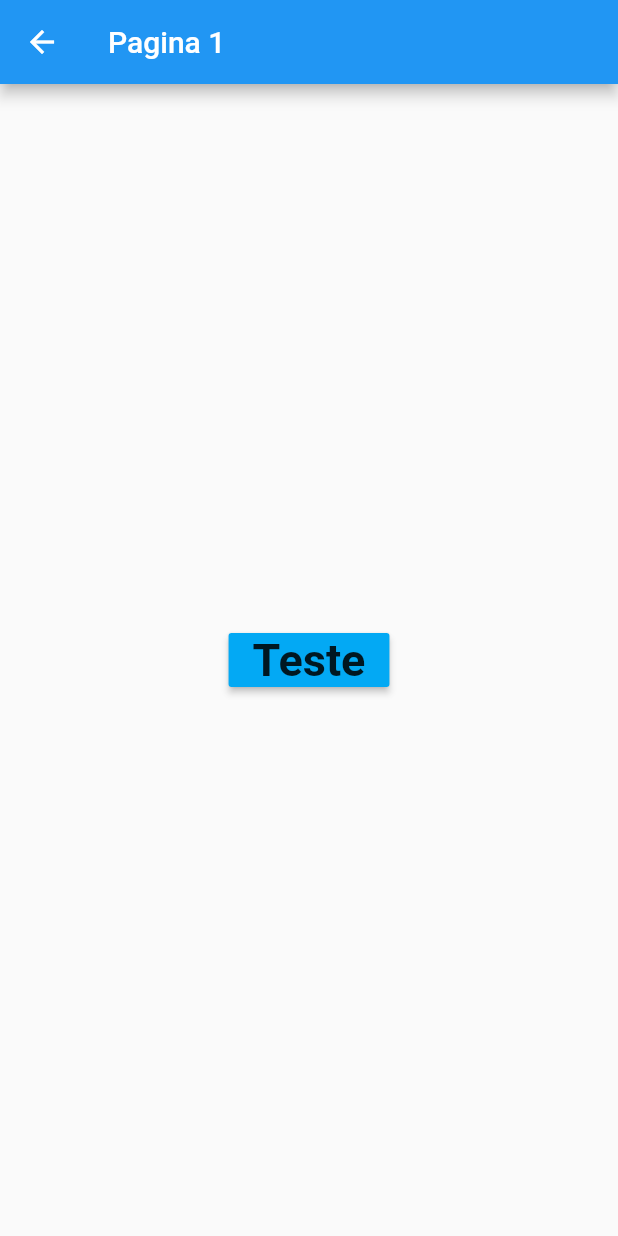
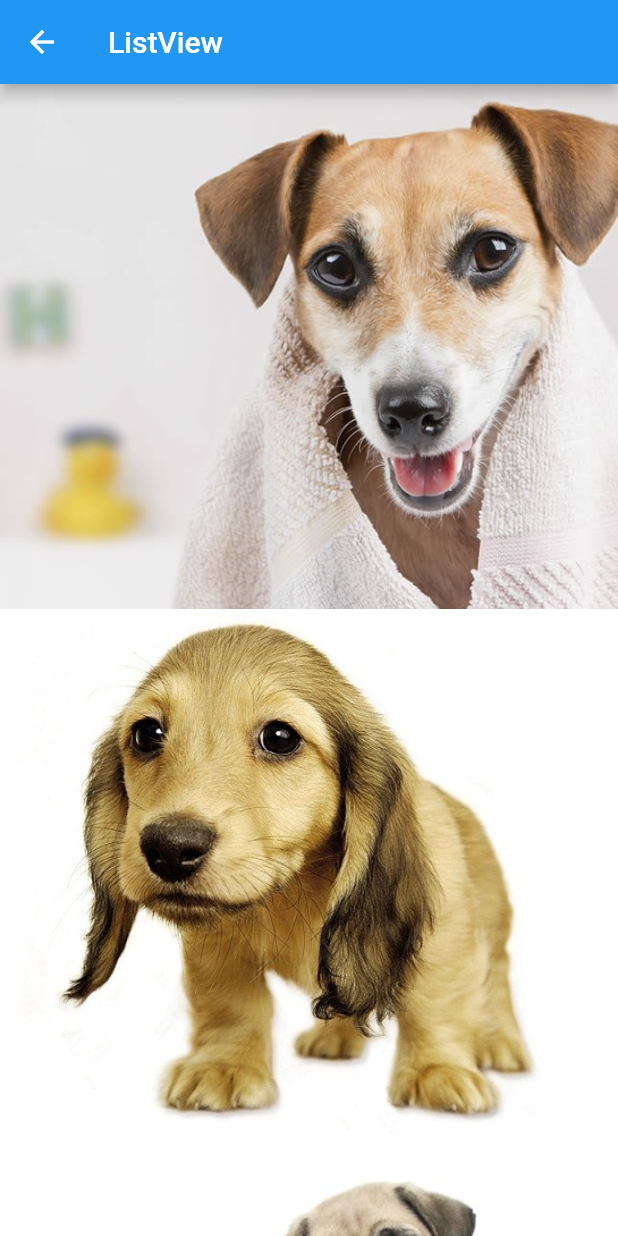
Before and after one commit to llnunes/flutter_app, a Flutter app: the screen it shows after launch, after a tap on "ListView", on a phone screen of 412 x 824 dp. Run offline on Flutter 3.47's test engine with Material 2 defaults, Android fonts, the phone set to English and light mode, and no system bars.

Commit message:
Atualização dos componentes e criação da ListView

```diff
--- a/lib/home_page.dart
+++ b/lib/home_page.dart
@@ -1,7 +1,10 @@
 import 'package:flutter/material.dart';
+import 'package:flutter_app/pages/hello_listview.dart';
 import 'package:flutter_app/pages/hello_page1.dart';
 import 'package:flutter_app/pages/hello_page2.dart';
 import 'package:flutter_app/pages/hello_page3.dart';
+import 'package:flutter_app/util/nav.dart';
+import 'package:flutter_app/widgets/blue_button.dart';
 
 class HomeApp extends StatelessWidget {
   @override
@@ -54,17 +57,17 @@ class HomeApp extends StatelessWidget {
         Row(
           mainAxisAlignment: MainAxisAlignment.spaceEvenly,
           children: <Widget>[
-            _button(context, "ListView", () => _onClickNavigator(context, HelloPage1())),
-            _button(context, "Page 2", () => _onClickNavigator(context, HelloPage2())),
-            _button(context, "Page 3", () => _onClickNavigator(context, HelloPage3())),
+            BlueButton("ListView", onPressed: () => _onClickNavigator(context, HelloListView())),
+            BlueButton("Page 2", onPressed: () => _onClickNavigator(context, HelloPage2())),
+            BlueButton("Page 3", onPressed: () => _onClickNavigator(context, HelloPage3())),
           ],
         ),
         Row(
           mainAxisAlignment: MainAxisAlignment.spaceEvenly,
           children: <Widget>[
-            _button(context, "Snack", _onClickSnack),
-            _button(context, "Dialog", _onClickDialog),
-            _button(context, "Toast", _onClickToast),
+            BlueButton("Snack", onPressed: _onClickSnack),
+            BlueButton("Dialog", onPressed: _onClickDialog),
+            BlueButton("Toast", onPressed: _onClickToast),
           ],
         ),
       ],
@@ -78,19 +81,6 @@ class HomeApp extends StatelessWidget {
   }
   _onClickToast() {
 
-  }
-
-  _button(context, text, function) {
-    return RaisedButton(
-      child: Text(
-        text,
-        style: TextStyle(
-          fontWeight: FontWeight.bold,
-          fontSize: 16,
-        ),
-      ),
-      onPressed: function,
-    );
   }
 
   _text() {
@@ -116,10 +106,8 @@ class HomeApp extends StatelessWidget {
     );
   }
 
-  void _onClickNavigator(context, Widget page) async{
-    String s = await Navigator.push(context, MaterialPageRoute(builder: (BuildContext context) {
-      return page;
-    }));
+  void _onClickNavigator(BuildContext context, Widget page) async{
+    String s = await push(context, page);
     print("$s");
   }
 }
--- /dev/null
+++ b/lib/pages/hello_listview.dart
@@ -0,0 +1,37 @@
+import 'package:flutter/material.dart';
+
+class HelloListView extends StatelessWidget {
+  @override
+  Widget build(BuildContext context) {
+    return Scaffold(
+      appBar: AppBar(
+        title: Text("ListView"),
+      ),
+      body: _body(),
+
+    );
+  }
+
+  _body() {
+    return ListView(
+      itemExtent: 350,
+      children: <Widget>[
+        _img("assets/images/dog1.jpg"),
+        _img("assets/images/dog2.jpeg"),
+        _img("assets/images/dog3.jpg"),
+        _img("assets/images/dog4.jpg"),
+        _img("assets/images/dog5.jpg"),
+      ],
+    );
+  }
+
+  _img(source) {
+//    return Image.network("https://abrilvejario.files.wordpress.com/2016/12/3659_cachorro2.jpeg");
+    return Image.asset(
+      source,
+      fit: BoxFit.cover,
+//      height: 300,
+//      width: 300,
+    );
+  }
+}
--- a/lib/pages/hello_page1.dart
+++ b/lib/pages/hello_page1.dart
@@ -1,4 +1,5 @@
 import 'package:flutter/material.dart';
+import 'package:flutter_app/widgets/blue_button.dart';
 
 class HelloPage1 extends StatelessWidget {
   @override
@@ -13,11 +14,7 @@ class HelloPage1 extends StatelessWidget {
 
   _body(context) {
     return Center(
-      child: RaisedButton(
-        onPressed: () => _onClickNavigator(context),
-        color: Colors.lightBlue,
-        child: Text("Teste", style: TextStyle(fontSize: 30, fontWeight: FontWeight.bold),),
-      ),
+      child: BlueButton("Teste 1", onPressed: () => _onClickNavigator(context)),
     );
   }
 
--- /dev/null
+++ b/lib/util/nav.dart
@@ -0,0 +1,8 @@
+
+import 'package:flutter/material.dart';
+
+push (BuildContext context, Widget page) {
+  return Navigator.push(context, MaterialPageRoute(builder: (BuildContext context) {
+    return page;
+  }));
+}
--- a/lib/widgets/blue_button.dart
+++ b/lib/widgets/blue_button.dart
@@ -0,0 +1,27 @@
+import 'package:flutter/material.dart';
+
+class BlueButton extends StatelessWidget {
+
+  String text;
+  Function onPressed;
+  Color color;
+  Color textColor;
+
+  BlueButton(this.text, {@required this.onPressed, this.color = Colors.blue, this.textColor = Colors.white});
+
+  @override
+  Widget build(BuildContext context) {
+    return RaisedButton(
+      color: color,
+      child: Text(
+        text,
+        style: TextStyle(
+          color: textColor,
+          fontWeight: FontWeight.bold,
+          fontSize: 20,
+        ),
+      ),
+      onPressed: onPressed,
+    );
+  }
+}
```
Also changed, not shown: lib/pages/hello_page2.dart (+2 -5 lines), lib/pages/hello_page3.dart (+12 -1 lines).
